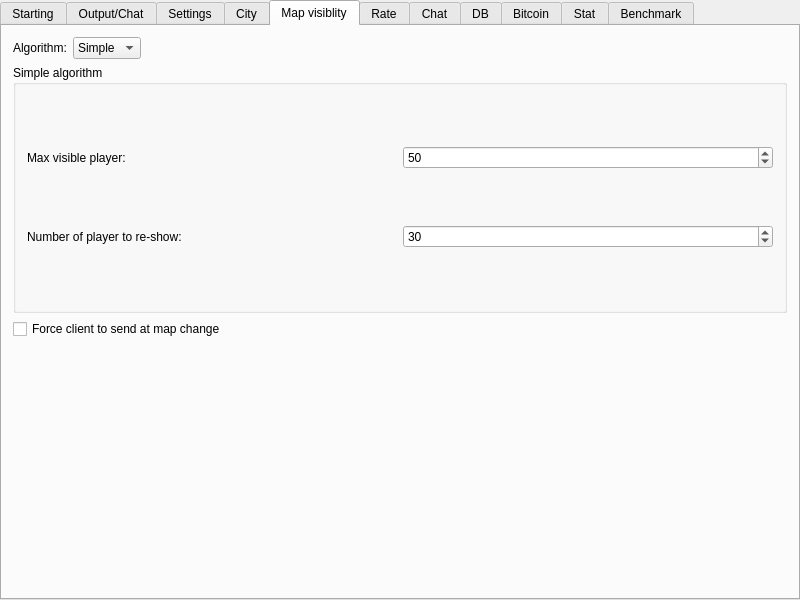
alphaonex86/CatchChallenger, file server/MainWindow.ui: the form before one commit.
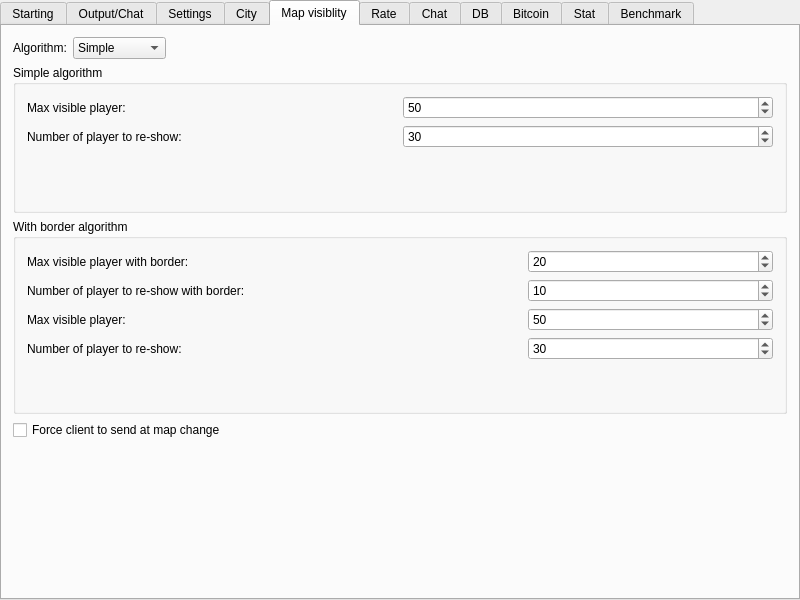
The form after the commit. Icons and pictures are not drawn.

Patch:
```diff
--- a/server/MainWindow.ui
+++ b/server/MainWindow.ui
@@ -594,6 +594,11 @@
               <string>None</string>
              </property>
             </item>
+            <item>
+             <property name="text">
+              <string>With border</string>
+             </property>
+            </item>
            </widget>
           </item>
           <item>
@@ -630,19 +635,6 @@
              </property>
             </widget>
            </item>
-           <item row="0" column="1">
-            <widget class="QSpinBox" name="MapVisibilityAlgorithmSimpleMax">
-             <property name="minimum">
-              <number>1</number>
-             </property>
-             <property name="maximum">
-              <number>9999</number>
-             </property>
-             <property name="value">
-              <number>50</number>
-             </property>
-            </widget>
-           </item>
            <item row="1" column="0">
             <widget class="QLabel" name="label_20">
              <property name="text">
@@ -650,10 +642,23 @@
              </property>
             </widget>
            </item>
+           <item row="0" column="1">
+            <widget class="QSpinBox" name="MapVisibilityAlgorithmSimpleMax">
+             <property name="minimum">
+              <number>5</number>
+             </property>
+             <property name="maximum">
+              <number>9999</number>
+             </property>
+             <property name="value">
+              <number>50</number>
+             </property>
+            </widget>
+           </item>
            <item row="1" column="1">
             <widget class="QSpinBox" name="MapVisibilityAlgorithmSimpleReshow">
              <property name="minimum">
-              <number>1</number>
+              <number>3</number>
              </property>
              <property name="maximum">
               <number>999</number>
@@ -662,6 +667,127 @@
               <number>30</number>
              </property>
             </widget>
+           </item>
+           <item row="2" column="0">
+            <spacer name="verticalSpacer_9">
+             <property name="orientation">
+              <enum>Qt::Vertical</enum>
+             </property>
+             <property name="sizeHint" stdset="0">
+              <size>
+               <width>20</width>
+               <height>40</height>
+              </size>
+             </property>
+            </spacer>
+           </item>
+          </layout>
+         </widget>
+        </item>
+        <item>
+         <widget class="QGroupBox" name="groupBoxMapVisibilityAlgorithmWithBorder">
+          <property name="sizePolicy">
+           <sizepolicy hsizetype="Expanding" vsizetype="Expanding">
+            <horstretch>0</horstretch>
+            <verstretch>0</verstretch>
+           </sizepolicy>
+          </property>
+          <property name="title">
+           <string>With border algorithm</string>
+          </property>
+          <layout class="QGridLayout" name="gridLayout_6">
+           <item row="0" column="0" colspan="2">
+            <widget class="QLabel" name="label_35">
+             <property name="text">
+              <string>Max visible player with border: </string>
+             </property>
+            </widget>
+           </item>
+           <item row="0" column="2">
+            <widget class="QSpinBox" name="MapVisibilityAlgorithmWithBorderMaxWithBorder">
+             <property name="minimum">
+              <number>3</number>
+             </property>
+             <property name="maximum">
+              <number>9999</number>
+             </property>
+             <property name="value">
+              <number>20</number>
+             </property>
+            </widget>
+           </item>
+           <item row="1" column="0" colspan="2">
+            <widget class="QLabel" name="label_36">
+             <property name="text">
+              <string>Number of player to re-show with border:</string>
+             </property>
+            </widget>
+           </item>
+           <item row="1" column="2">
+            <widget class="QSpinBox" name="MapVisibilityAlgorithmWithBorderReshowWithBorder">
+             <property name="minimum">
+              <number>2</number>
+             </property>
+             <property name="maximum">
+              <number>999</number>
+             </property>
+             <property name="value">
+              <number>10</number>
+             </property>
+            </widget>
+           </item>
+           <item row="2" column="0">
+            <widget class="QLabel" name="label_38">
+             <property name="text">
+              <string>Max visible player: </string>
+             </property>
+            </widget>
+           </item>
+           <item row="2" column="2">
+            <widget class="QSpinBox" name="MapVisibilityAlgorithmWithBorderMax">
+             <property name="minimum">
+              <number>5</number>
+             </property>
+             <property name="maximum">
+              <number>9999</number>
+             </property>
+             <property name="value">
+              <number>50</number>
+             </property>
+            </widget>
+           </item>
+           <item row="3" column="0">
+            <widget class="QLabel" name="label_37">
+             <property name="text">
+              <string>Number of player to re-show:</string>
+             </property>
+            </widget>
+           </item>
+           <item row="3" column="2">
+            <widget class="QSpinBox" name="MapVisibilityAlgorithmWithBorderReshow">
+             <property name="minimum">
+              <number>3</number>
+             </property>
+             <property name="maximum">
+              <number>999</number>
+             </property>
+             <property name="value">
+              <number>30</number>
+             </property>
+            </widget>
+           </item>
+           <item row="4" column="1">
+            <spacer name="verticalSpacer_10">
+             <property name="orientation">
+              <enum>Qt::Vertical</enum>
+             </property>
+             <property name="sizeHint" stdset="0">
+              <size>
+               <width>20</width>
+               <height>40</height>
+              </size>
+             </property>
+            </spacer>
            </item>
           </layout>
          </widget>
```
